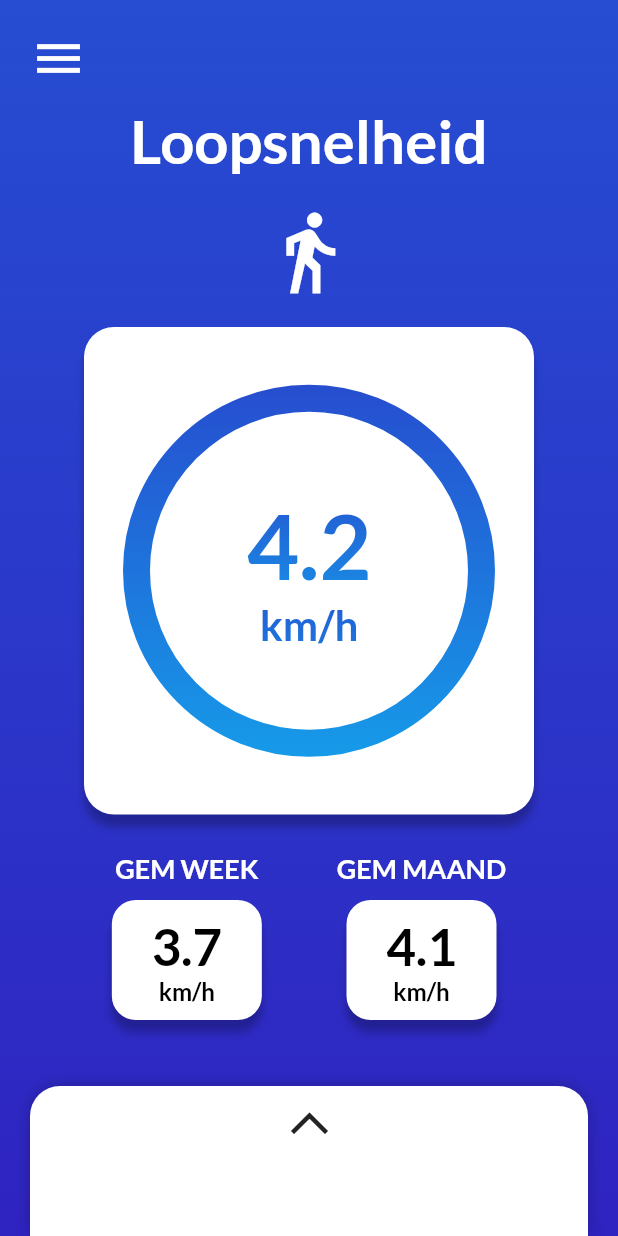
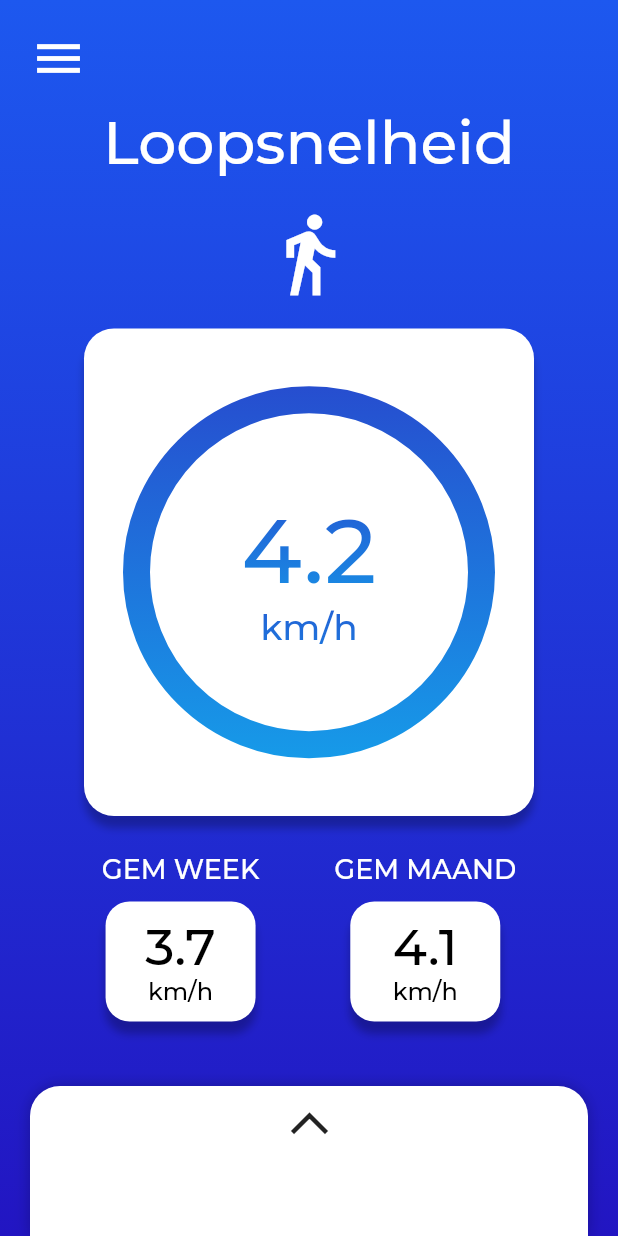
Before and after one commit to DwarfNinja/loopsnelheid-app, a Flutter app: the screen it shows after launch, on a phone screen of 412 x 824 dp. Run offline on Flutter 3.47's test engine with Material 2 defaults, Android fonts, the phone set to English and light mode, and no system bars; drawn by our look-alikes of sliding_up_panel; our stand-ins replace google_fonts.

Commit message:
Feat: add new theme data according to Figma theme
- new Colors
- BoxShadows
- new Font

```diff
--- a/lib/app_theme.dart
+++ b/lib/app_theme.dart
@@ -1,48 +1,70 @@
 import 'package:flutter/material.dart';
 import 'package:google_fonts/google_fonts.dart';
 
-const Color primaryGradientColor = Color(0xFF264DD2);
-const Color secondaryGradientColor = Color(0xFF2F23C1);
+
+const Color white = Color(0xFFFFFFFF);
+const Color black = Color(0xFF000000);
+const Color lightBlue = Color(0xFF2BBFFE);
+const Color blue = Color(0xFF1D58EF);
+const Color darkBlue = Color(0xFF2215C2);
+const Color red = Color(0xFFD81E4B);
+const Color yellowOrange = Color(0xFFFFBE16);
+const Color green = Color(0xFF8CE137);
+
 
 const LinearGradient mainLinearGradient = LinearGradient(
     begin: Alignment.topCenter,
     end: Alignment.bottomCenter,
-    colors: [primaryGradientColor, secondaryGradientColor]
+    colors: [blue, darkBlue]
 );
 
+
+ const BoxShadow topBoxShadow = BoxShadow(
+    color: Color(0x40000000),
+    offset: Offset(0, 8),
+    blurRadius: 4
+);
+
+const BoxShadow bottomBoxShadow = BoxShadow(
+    color: Color(0x40000000),
+    offset: Offset(0, 8),
+    blurRadius: 4
+);
+
+
 final ThemeData themeData = ThemeData(
-  primaryColor: const Color(0xFF264DD2),
+  primaryColor: blue,
   primarySwatch: Colors.indigo,
   textTheme: textTheme,
 );
 
 final TextTheme textTheme = TextTheme(
-  headline2: GoogleFonts.lato(
+  headline2: GoogleFonts.montserrat(
       fontSize: 60,
       color: Colors.black,
-      fontWeight: FontWeight.w600),
-  headline3: GoogleFonts.lato(
+      fontWeight: FontWeight.w500),
+  headline3: GoogleFonts.montserrat(
       fontSize: 40,
       color: Colors.black,
-      fontWeight: FontWeight.w600),
-  headline4: GoogleFonts.lato(
+      fontWeight: FontWeight.w500),
+  headline4: GoogleFonts.montserrat(
       fontSize: 34,
       color: Colors.black,
-      fontWeight: FontWeight.w600),
-  headline5: GoogleFonts.lato(
+      fontWeight: FontWeight.w500),
+  headline5: GoogleFonts.montserrat(
       fontSize: 28,
       color: Colors.black,
-      fontWeight: FontWeight.w600),
-  headline6: GoogleFonts.lato(
+      fontWeight: FontWeight.w500),
+  headline6: GoogleFonts.montserrat(
       fontSize: 24,
       color: Colors.black,
-      fontWeight: FontWeight.w600),
-  bodyText1: GoogleFonts.lato(
+      fontWeight: FontWeight.w500),
+  bodyText1: GoogleFonts.montserrat(
       fontSize: 18,
       color: Colors.black,
-      fontWeight: FontWeight.w600),
-  bodyText2: GoogleFonts.lato(
+      fontWeight: FontWeight.w500),
+  bodyText2: GoogleFonts.montserrat(
       fontSize: 16,
       color: Colors.black,
-      fontWeight: FontWeight.w600),
+      fontWeight: FontWeight.w500),
 );
--- a/lib/average_speed_card.dart
+++ b/lib/average_speed_card.dart
@@ -1,5 +1,6 @@
 import 'package:flutter/material.dart';
-import 'package:loopsnelheidapp/app_theme.dart' as app_theme;
+
+import 'app_theme.dart' as app_theme;
 
 class AverageSpeedCard extends StatefulWidget {
   final String header;
@@ -19,7 +20,7 @@ class _AverageSpeedCardState extends State<AverageSpeedCard> {
     return Column(
       children: [
         Text(widget.header,
-            style: app_theme.textTheme.bodyText1?.copyWith(color: Colors.white),
+            style: app_theme.textTheme.bodyText1!.copyWith(color: Colors.white),
             textAlign: TextAlign.center),
         const SizedBox(height: 10),
         Container(
@@ -33,10 +34,7 @@ class _AverageSpeedCardState extends State<AverageSpeedCard> {
                 Radius.circular(16.0),
               ),
               boxShadow: [
-                BoxShadow(
-                    color: Color(0x40000000),
-                    offset: Offset(0, 8),
-                    blurRadius: 4),
+                app_theme.bottomBoxShadow,
               ],
             ),
             child: Column(
--- a/lib/current_speed_card.dart
+++ b/lib/current_speed_card.dart
@@ -1,5 +1,7 @@
 import 'package:flutter/material.dart';
 import 'package:loopsnelheidapp/app_theme.dart' as app_theme;
+
+import 'app_theme.dart' as app_theme;
 
 class CurrentSpeedCard extends StatefulWidget {
   final String speed;
@@ -33,10 +35,7 @@ class _CurrentSpeedCardState extends State<CurrentSpeedCard> {
           Radius.circular(20.0),
         ),
         boxShadow: [
-          BoxShadow(
-              color: Color(0x40000000),
-              offset: Offset(0, 8),
-              blurRadius: 4),
+          app_theme.bottomBoxShadow,
         ],
       ),
       child: CustomPaint(
@@ -48,15 +47,16 @@ class _CurrentSpeedCardState extends State<CurrentSpeedCard> {
               Text(
                 widget.speed,
                 style: app_theme.textTheme.headline2!.copyWith(
-                    foreground: Paint()
-                      ..shader = lightBlueGradient.createShader(const Rect.fromLTWH(0, 260, 0, 200))
+                  foreground: Paint()
+                    ..shader = lightBlueGradient.createShader(const Rect.fromLTWH(0, 260, 0, 200)),
                 ),
               ),
               Text(
-                  "km/h",
-                  style: app_theme.textTheme.headline5!.copyWith(
-                      foreground: Paint()
-                        ..shader = lightBlueGradient.createShader(const Rect.fromLTWH(0, 325, 0, 200)))
+                "km/h",
+                style: app_theme.textTheme.headline6!.copyWith(
+                  foreground: Paint()
+                    ..shader = lightBlueGradient.createShader(const Rect.fromLTWH(0, 325, 0, 200)),
+                ),
               ),
             ],
           ),
--- a/lib/main.dart
+++ b/lib/main.dart
@@ -5,7 +5,7 @@ import 'package:sliding_up_panel/sliding_up_panel.dart';
 import 'current_speed_card.dart';
 import 'average_speed_card.dart';
 
-import 'package:loopsnelheidapp/app_theme.dart' as app_theme;
+import 'app_theme.dart' as app_theme;
 
 void main() {
   runApp(const MyApp());
@@ -40,7 +40,7 @@ class _DashboardState extends State<Dashboard> {
   @override
   Widget build(BuildContext context) {
     return Scaffold(
-      backgroundColor: const Color(0xFF01172F),
+      backgroundColor: app_theme.blue,
       key: _globalKey,
       drawer: Drawer(
         child: ListView(
@@ -88,7 +88,7 @@ class _DashboardState extends State<Dashboard> {
                     const SizedBox(height: 70),
                     Text(
                       "Loopsnelheid",
-                      style: app_theme.textTheme.headline3?.copyWith(color: Colors.white),
+                      style: app_theme.textTheme.headline3!.copyWith(color: Colors.white),
                     ),
                     const SizedBox(height: 20),
                     const Icon(
```
